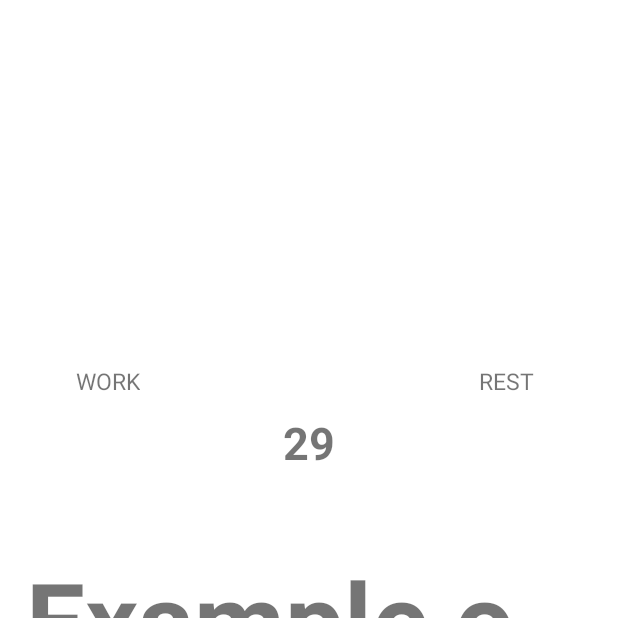
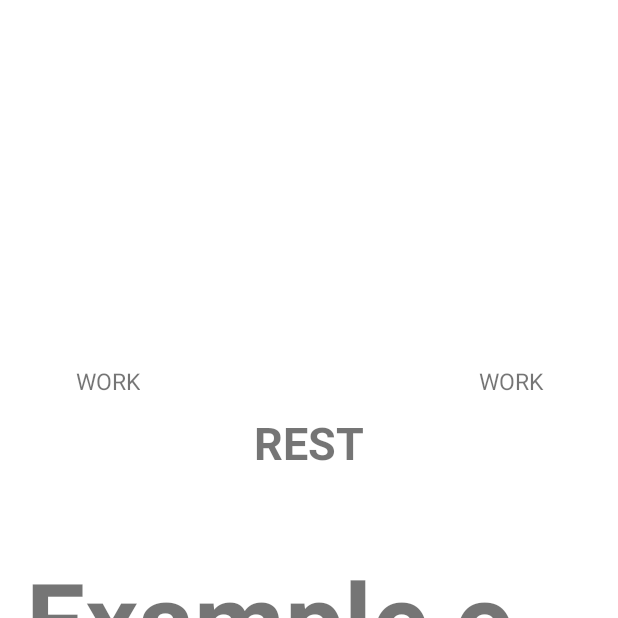
Before and after one commit to alexxk2/Get_up, an Android app: the WorkoutActivity screen opened directly, with no data from a screen before it, after a tap on "START", on a phone screen of 412 x 824 dp, the top half of it. Run offline under Robolectric (Android 15) with nearby library versions, the phone set to English and light mode, and no system bars; 9 statements that could not run were skipped.

Commit message:
19.01.2023 commit

```diff
--- a/app/src/main/java/com/practice/getup/activities/WorkoutActivity.kt
+++ b/app/src/main/java/com/practice/getup/activities/WorkoutActivity.kt
@@ -52,6 +52,7 @@ class WorkoutActivity : AppCompatActivity() {
     private fun startTimer() {
 
         if (isTimerOn) return
+        switchStagesNames()
 
         timer = object : CountDownTimer(totalTimeForLocalTimer, 1000) {
 
@@ -92,19 +93,17 @@ class WorkoutActivity : AppCompatActivity() {
                 }
 
                 totalTimeForGlobalTimer -= fixedTimeForSet
-                binding.currentStageView.text = setsDone.toString()
 
-                if (isWorkTime == true || isWorkTime == null) {
+                if (isWorkTime == false || isWorkTime == null) {
+                    totalTimeForLocalTimer = workTime
+                    isWorkTime = true
+
+                } else {
                     totalTimeForLocalTimer = restTime
                     isWorkTime = false
-
-                } else {
-                    totalTimeForLocalTimer = workTime
-                    isWorkTime = true
                 }
 
                 if (setsDone == options.numberOfSets * 2) {
-                    binding.currentStageView.text = "Тренировка закончена"
                     binding.startButton.visibility = View.INVISIBLE
                     binding.pauseButton.visibility = View.INVISIBLE
                     binding.restartButton.visibility = View.VISIBLE
@@ -118,7 +117,7 @@ class WorkoutActivity : AppCompatActivity() {
         switchControlButton()
     }
 
-    //потом подумать над текстовыми полями над таймером
+
     private fun pauseTimer() {
         if (!isTimerOn) return
         timer.cancel()
@@ -180,6 +179,7 @@ class WorkoutActivity : AppCompatActivity() {
         return timeToShow
     }
 
+    //некорректно работает, не доводит индикатор до конца, как будто только до 99%
     private fun updateGlobalProgressIndicator(
         totalTimeMs: Long,
         fixedTimeForSet: Long,
@@ -190,17 +190,24 @@ class WorkoutActivity : AppCompatActivity() {
         binding.globalProgressIndicator.progress = (timePassedSec / totalTimeSec * 100).toInt()
     }
 
+    //надо отрефакторить
     private fun switchStagesNames(){
-        with(binding){
+        with(binding) {
             when (isWorkTime) {
                 null -> {
-                   /*currentStageView.text = resources.*/
+                    upcomingStageView.text = resources.getText(R.string.work_text)
+                    currentStageView.text = resources.getText(R.string.preparation_text)
+                    complitedStageView.text = resources.getText(R.string.rest_text)
                 }
                 true -> {
-
+                    upcomingStageView.text = resources.getText(R.string.rest_text)
+                    currentStageView.text = resources.getText(R.string.work_text)
+                    complitedStageView.text = resources.getText(R.string.rest_text)
                 }
                 false -> {
-
+                    upcomingStageView.text = resources.getText(R.string.work_text)
+                    currentStageView.text = resources.getText(R.string.rest_text)
+                    complitedStageView.text = resources.getText(R.string.work_text)
                 }
             }
         }
--- a/app/src/main/res/layout/activity_workout.xml
+++ b/app/src/main/res/layout/activity_workout.xml
@@ -43,7 +43,7 @@
         android:layout_marginBottom="50dp"
         android:textStyle="bold"
         android:gravity="center"
-        android:text="@string/preparation_text_example"
+        android:text="@string/preparation_text"
         android:textSize="30sp"
         app:layout_constraintBottom_toTopOf="@+id/local_timer_view"
         app:layout_constraintEnd_toEndOf="@+id/local_timer_view"
@@ -56,7 +56,7 @@
         android:layout_height="wrap_content"
         android:layout_margin="10dp"
         android:textAlignment="viewEnd"
-        android:text="@string/work_text_example"
+        android:text="@string/work_text"
         android:textSize="15sp"
         app:layout_constraintBottom_toTopOf="@id/current_stage_view"
         app:layout_constraintEnd_toStartOf="@+id/current_stage_view"
@@ -68,7 +68,7 @@
         android:layout_height="wrap_content"
         android:layout_margin="10dp"
         android:textAlignment="viewStart"
-        android:text="@string/rest_text_example"
+        android:text="@string/rest_text"
         android:textSize="15sp"
         app:layout_constraintBottom_toTopOf="@id/current_stage_view"
         app:layout_constraintEnd_toEndOf="parent"
--- a/app/src/main/res/values/strings.xml
+++ b/app/src/main/res/values/strings.xml
@@ -90,9 +90,9 @@
     <!--other strings-->
     <string name="total_time">WORKOUT TIME</string>
     <string name="colon">:</string>
-    <string name="preparation_text_example">PREPARE YOURSELF</string>
-    <string name="work_text_example">WORK</string>
-    <string name="rest_text_example">REST</string>
+    <string name="preparation_text">PREPARE YOURSELF</string>
+    <string name="work_text">WORK</string>
+    <string name="rest_text">REST</string>
 
 
 </resources>
```
